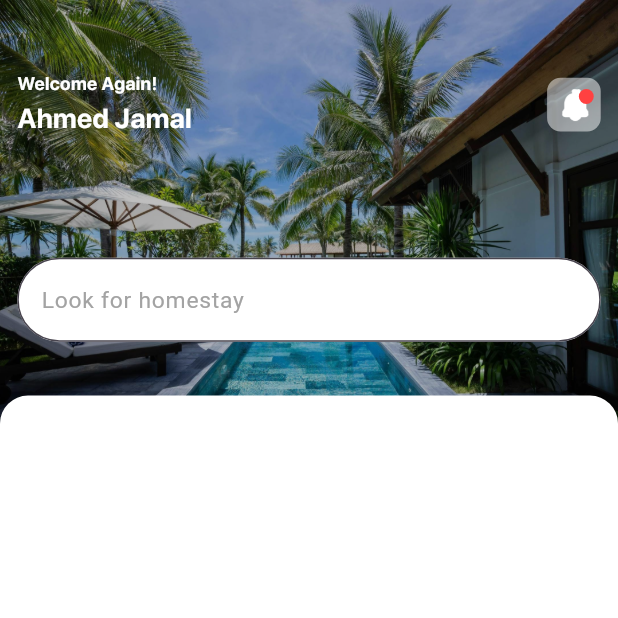
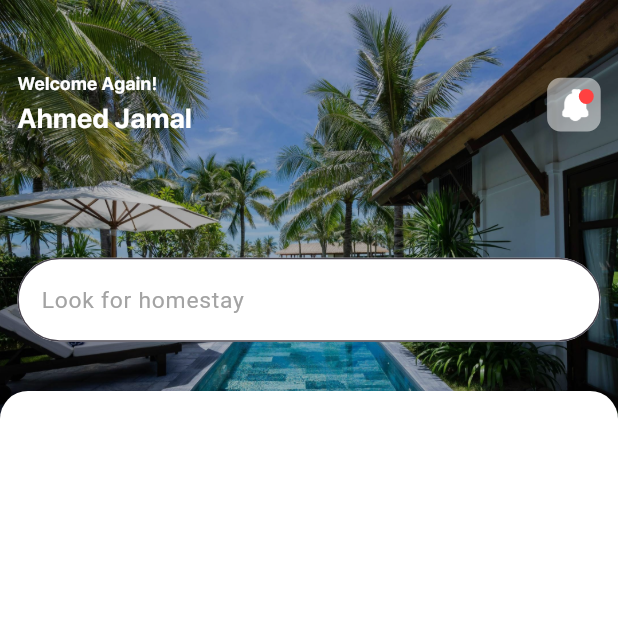
Before and after one commit to ahmedjamal22290/Booking_App, a Flutter app: the HomeView screen opened by its route, on a phone screen of 412 x 824 dp, the top half of it. Run offline on Flutter 3.47's test engine with Material 3 defaults, Android fonts, the phone set to English and light mode, and no system bars; our stand-ins replace flutter_svg, get, smooth_page_indicator; project files that could hold a hidden picture were left out.

Commit message:
solve keyboard exception

```diff
--- a/lib/features/home/bindings/home_bindings.dart
+++ b/lib/features/home/bindings/home_bindings.dart
@@ -1,9 +1,9 @@
-import 'package:flutter/material.dart';
+import 'package:booking_app/features/home/controllers/search_controller.dart';
 import 'package:get/get.dart';
 
 class HomeBindings extends Bindings {
   @override
   void dependencies() {
-    Get.put(SearchController());
+    Get.put(SearchingController());
   }
 }
--- a/lib/features/home/presentation/views/widgets/home_view_body.dart
+++ b/lib/features/home/presentation/views/widgets/home_view_body.dart
@@ -24,8 +24,11 @@ class HomeViewBody extends StatelessWidget {
           right: 11.52,
           child: CustomSearchTextField(),
         ),
-        CustomMainContainer(
-          child: Column(),
+        Positioned(
+          top: 260.66,
+          child: CustomMainContainer(
+            child: Column(),
+          ),
         ),
       ],
     );
--- a/lib/features/home/presentation/views/widgets/home_widgets/custom_main_widget.dart
+++ b/lib/features/home/presentation/views/widgets/home_widgets/custom_main_widget.dart
@@ -8,20 +8,15 @@ class CustomMainContainer extends StatelessWidget {
   final Widget child;
   @override
   Widget build(BuildContext context) {
-    return Align(
-      alignment: Alignment.bottomCenter,
-      child: Container(
-        height:
-            (404.57 / 594.99).toDouble() * MediaQuery.sizeOf(context).height,
-        width: MediaQuery.sizeOf(context).width,
-        decoration: const BoxDecoration(
-          color: Colors.white,
-          borderRadius: BorderRadius.only(
-              topLeft: Radius.circular(18.66),
-              topRight: Radius.circular(18.66)),
-        ),
-        child: child,
+    return Container(
+      height: (404.57 / 594.99).toDouble() * MediaQuery.sizeOf(context).height,
+      width: MediaQuery.sizeOf(context).width,
+      decoration: const BoxDecoration(
+        color: Colors.white,
+        borderRadius: BorderRadius.only(
+            topLeft: Radius.circular(18.66), topRight: Radius.circular(18.66)),
       ),
+      child: child,
     );
   }
 }
```
